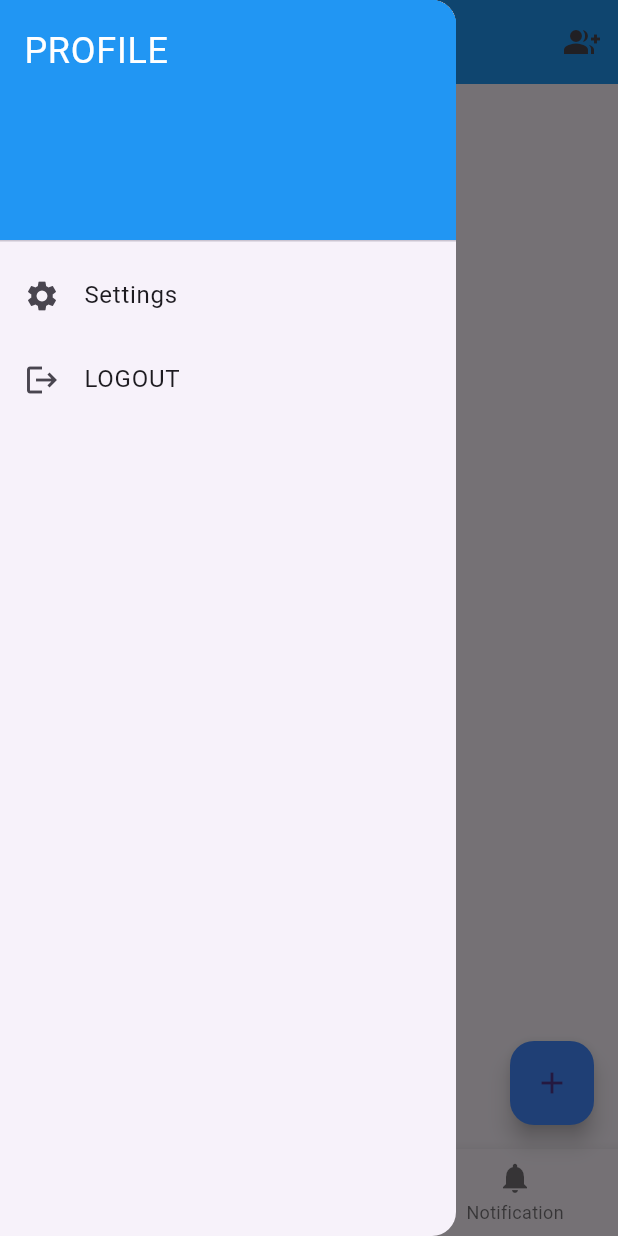
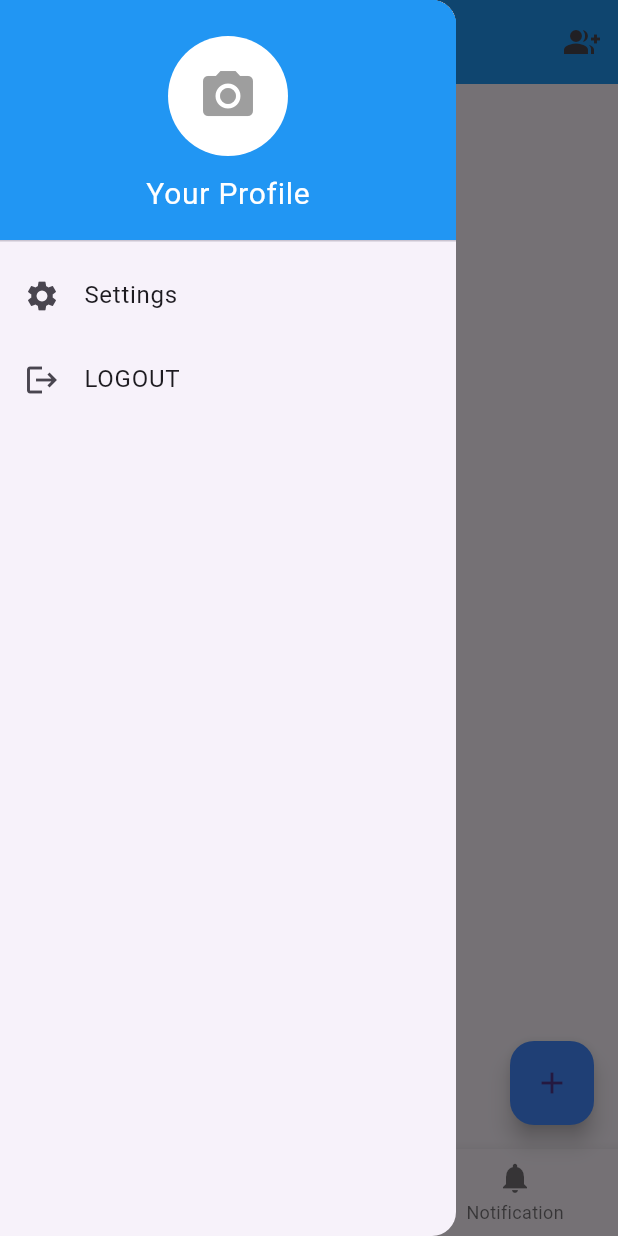
Before and after one commit to dakdim/appforhackathon, a Flutter app: the HomePage screen opened directly, with the side drawer open, on a phone screen of 412 x 824 dp. Run offline on Flutter 3.47's test engine with Material 3 defaults, Android fonts, the phone set to English and light mode, and no system bars; our stand-ins replace image_picker.

Commit message:
few changes in home.dart and chat.dart

```diff
--- a/lib/main.dart
+++ b/lib/main.dart
@@ -1,4 +1,5 @@
-import 'package:cleanapp/view/homepage.dart';
+// import 'package:cleanapp/view/homepage.dart';
+import 'package:cleanapp/view/profile/login.dart';
 import 'package:flutter/material.dart';
 // import 'package:cleanapp/view/expense.dart';
 
@@ -17,8 +18,7 @@ class MyApp extends StatelessWidget {
       theme: ThemeData(
         primarySwatch: Colors.blue,
       ),
-      home:
-          const HomePage(), // Use HomePage from homepage.dart as the home screen
+      home: LoginPage(), // Use HomePage from homepage.dart as the home screen
     );
   }
 }
--- a/lib/view/homepage.dart
+++ b/lib/view/homepage.dart
@@ -18,9 +18,11 @@ class HomePage extends StatefulWidget {
 
 class _HomePageState extends State<HomePage> {
   int _currentIndex = 0;
+  final List<Map<String, String?>> _groups = [];
+  File? _profileImage;
 
   // List to store groups (name, image path, members, and OTP)
-  final List<Map<String, String?>> _groups = [];
+  // final List<Map<String, String?>> _groups = [];
 
   final List<Widget> _pages = [
     const Center(),
@@ -32,6 +34,17 @@ class _HomePageState extends State<HomePage> {
   String generateOTP() {
     final random = Random();
     return (100000 + random.nextInt(900000)).toString(); // 6-digit OTP
+  }
+
+  Future<void> _pickProfileImage() async {
+    final ImagePicker picker = ImagePicker();
+    final XFile? image = await picker.pickImage(source: ImageSource.gallery);
+
+    if (image != null) {
+      setState(() {
+        _profileImage = File(image.path);
+      });
+    }
   }
 
   // Function to display Add Group dialog
@@ -206,11 +219,31 @@ class _HomePageState extends State<HomePage> {
         child: ListView(
           padding: EdgeInsets.zero,
           children: <Widget>[
-            const DrawerHeader(
-              decoration: BoxDecoration(color: Colors.blue),
-              child: Text(
-                'PROFILE',
-                style: TextStyle(color: Colors.white, fontSize: 24),
+            DrawerHeader(
+              decoration: const BoxDecoration(color: Colors.blue),
+              child: Column(
+                mainAxisAlignment: MainAxisAlignment.center,
+                children: [
+                  GestureDetector(
+                    onTap: _pickProfileImage,
+                    child: CircleAvatar(
+                      radius: 40,
+                      backgroundColor: Colors.white,
+                      backgroundImage: _profileImage != null
+                          ? FileImage(_profileImage!)
+                          : null,
+                      child: _profileImage == null
+                          ? const Icon(Icons.camera_alt,
+                              size: 40, color: Colors.grey)
+                          : null,
+                    ),
+                  ),
+                  const SizedBox(height: 10),
+                  const Text(
+                    'Your Profile',
+                    style: TextStyle(color: Colors.white, fontSize: 20),
+                  ),
+                ],
               ),
             ),
             ListTile(
@@ -286,7 +319,7 @@ class _HomePageState extends State<HomePage> {
                         MaterialPageRoute(
                           builder: (context) => GroupDetailsPage(
                             groupName: group["name"]!,
-                            groupImage: group["image"],
+                            // groupImage: group["image"],
                             otp: group["otp"]!,
                             members: [""],
                           ),
--- a/pubspec.yaml
+++ b/pubspec.yaml
@@ -37,7 +37,7 @@ dependencies:
   curved_navigation_bar: ^1.0.6
   image_picker: ^1.1.2
   flutter_datetime_picker_plus: ^2.2.0
-  flutter_local_notifications: ^16.1.0
+  # flutter_local_notifications: ^16.1.0
   timezone: ^0.9.2
   intl: ^0.18.1
 
```
Also changed, not shown: lib/view/insideeachgroup/chat.dart (+10 -8 lines), lib/view/insideeachgroup/group.dart (+2 -15 lines), lib/view/notification.dart (+189 -189 lines), pubspec.lock, 514 other files.
